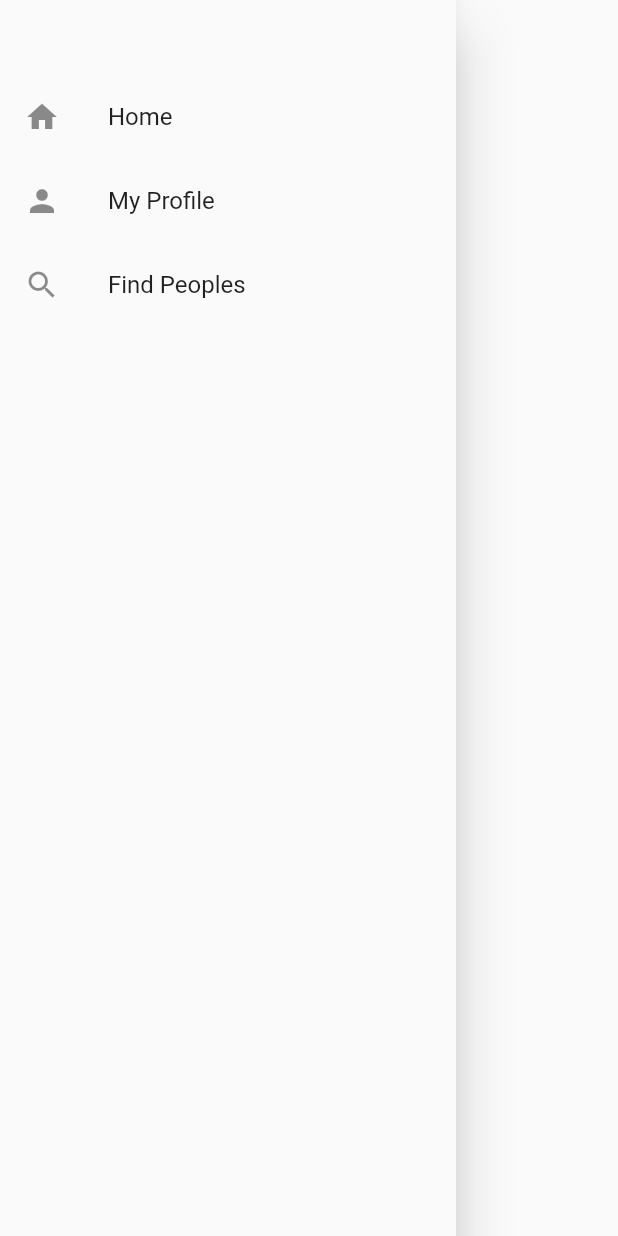
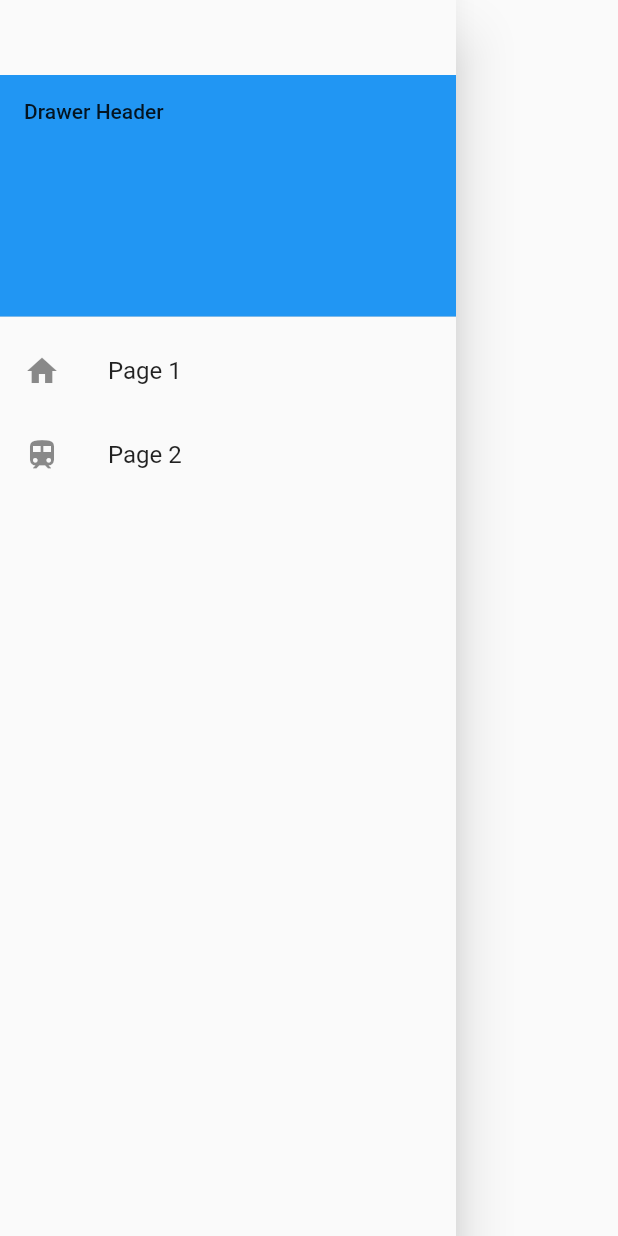
Before and after one commit to yaseengem/path1, a Flutter app: what myDrawer() shows on an empty page, opened directly, on a phone screen of 412 x 824 dp. Run offline on Flutter 3.47's test engine with Material 2 defaults, Android fonts, the phone set to English and light mode, and no system bars.

Commit message:
Implemented the app drawer till this point.

```diff
--- a/lib/src/pages/courses.dart
+++ b/lib/src/pages/courses.dart
@@ -21,7 +21,7 @@ class Courses extends StatelessWidget {
       ),
       //set app bar from appbar.dart
       // use like this where ever you want
-      drawer: myDrawer(),
+      endDrawer: myDrawer(),
       //set drawer from app_drawer.dart
       //set like this where ever you want
       // appBar: AppBar(
--- a/lib/src/shared/app_drawer.dart
+++ b/lib/src/shared/app_drawer.dart
@@ -1,36 +1,63 @@
+//Avoid using lefft side drawre as it overlaps with the back button. Limit to using back button and the Right side derawer
+
 import 'package:flutter/cupertino.dart';
 import 'package:flutter/material.dart';
 
-Widget myDrawer() {
+class myDrawer extends StatefulWidget {
+  const myDrawer({super.key});
+
+  // This widget is the home page of your application. It is stateful, meaning
+  // that it has a State object (defined below) that contains fields that affect
+  // how it looks.
+
+  // This class is the configuration for the state. It holds the values (in this
+  // case the title) provided by the parent (in this case the App widget) and
+  // used by the build method of the State. Fields in a Widget subclass are
+  // always marked "final".
+
+  @override
+  State<myDrawer> createState() => myDrawerState();
+}
+
+class myDrawerState extends State<myDrawer> {
+  @override
+  Widget build(BuildContext context) {
     return Drawer(
-    child: SingleChildScrollView(
+        // child: SingleChildScrollView(
         child: Container(
       margin: EdgeInsets.only(top: 50),
-            child: Column(
-              children: <Widget>[
+      child: ListView(
+        // Important: Remove any padding from the ListView.
+        padding: EdgeInsets.zero,
+        children: [
+          const DrawerHeader(
+            decoration: BoxDecoration(
+              color: Colors.blue,
+            ),
+            child: Text('Drawer Header'),
+          ),
           ListTile(
-                    leading: Icon(Icons.home),
-                    title: Text("Home"),
+            leading: Icon(
+              Icons.home,
+            ),
+            title: const Text('Page 1'),
             onTap: () {
-                      // Home button action
-                    }),
-
+              Navigator.pop(context);
+            },
+          ),
           ListTile(
-                    leading: Icon(Icons.person),
-                    title: Text("My Profile"),
+            leading: Icon(
+              Icons.train,
+            ),
+            title: const Text('Page 2'),
             onTap: () {
-                      // My Pfofile button action
-                    }),
-
-                ListTile(
-                    leading: Icon(Icons.search),
-                    title: Text("Find Peoples"),
-                    onTap: () {
-                      // Find peoples button action
-                    })
-
-                //add more drawer menu here
+              Navigator.pop(context);
+            },
+          ),
         ],
-            ))),
+      ),
+    )
+        // ),
         );
   }
+}
--- a/lib/src/shared/appbar.dart
+++ b/lib/src/shared/appbar.dart
@@ -20,7 +20,7 @@ class BaseAppBar extends StatelessWidget implements PreferredSizeWidget {
     return AppBar(
       title: title,
       backgroundColor: backgroundColor,
-      actions: widgets,
+      // actions: widgets,
     );
   }
 
```
Lines whose indentation alone changed are shown as unchanged.
